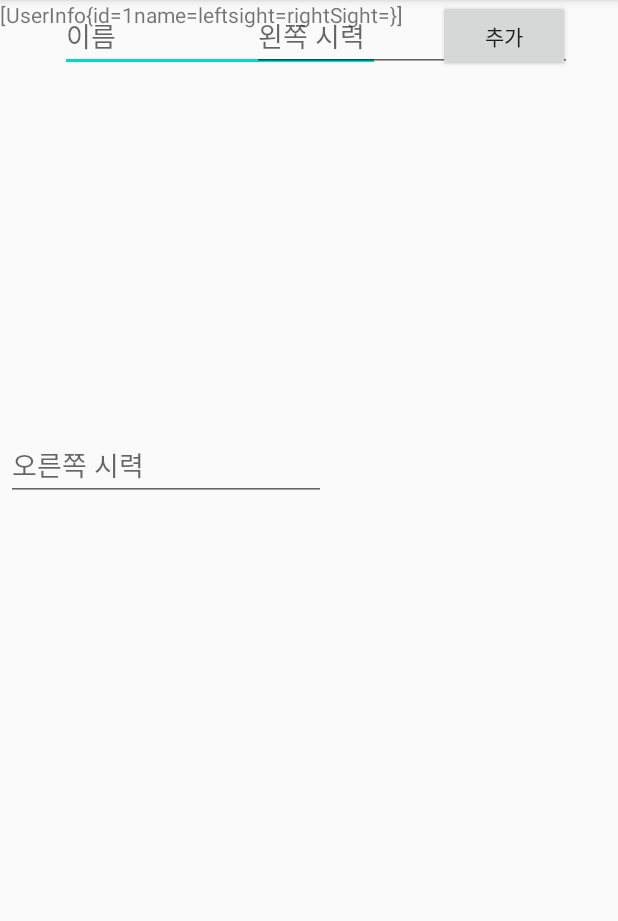
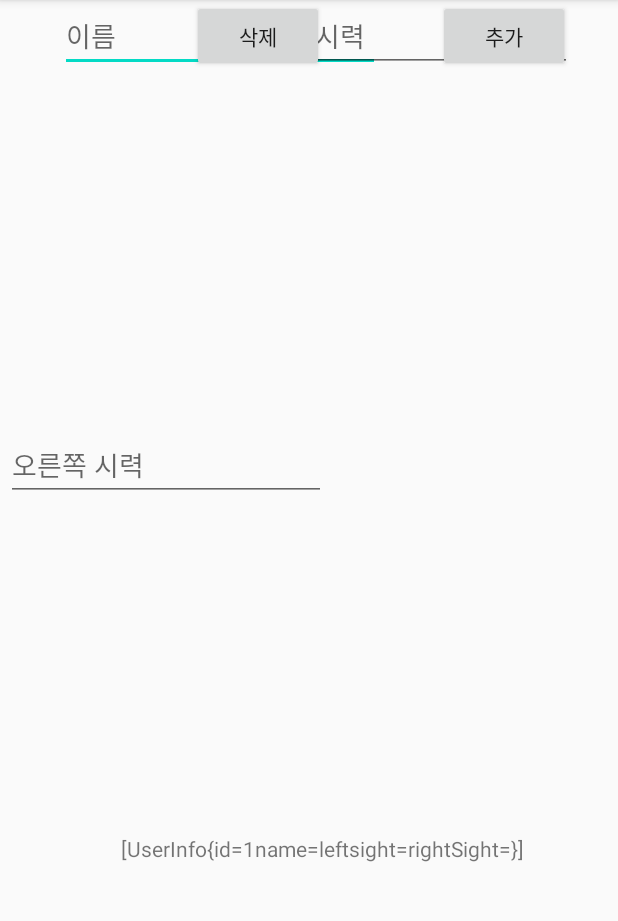
Before and after one commit to SeoeunPark/NUNU_oldver, an Android app: the fragment InitSetting shown on its own in the app's theme, after a tap on "추가", on a phone screen of 412 x 824 dp, the part 84-1005 px from its top. Run offline under Robolectric (Android 15) with nearby library versions, the phone set to English and light mode, and no system bars; our stand-ins replace Room's generated code.

Commit message:
#3 DB 연동 완료

```diff
--- a/app/build.gradle
+++ b/app/build.gradle
@@ -20,6 +20,10 @@ android {
             proguardFiles getDefaultProguardFile('proguard-android-optimize.txt'), 'proguard-rules.pro'
         }
     }
+    compileOptions {
+        sourceCompatibility JavaVersion.VERSION_1_8
+        targetCompatibility JavaVersion.VERSION_1_8
+    }
 }
 
 dependencies {
--- a/app/src/main/java/com/example/NUNU/AppDatabase.java
+++ b/app/src/main/java/com/example/NUNU/AppDatabase.java
@@ -3,9 +3,10 @@ package com.example.NUNU;
 import androidx.room.Database;
 import androidx.room.RoomDatabase;
 
-@Database(entities = {UserInfo.class}, version = 1,exportSchema = false)
+@Database(entities = {UserInfo.class}, version = 2, exportSchema = false)
 public abstract class AppDatabase extends RoomDatabase {
 
-    public abstract UserDao userInfo(); // Dao 인터페이스
+    //public abstract UserDao userInfo(); // Dao 인터페이스
 
+    public abstract UserDao UserDao();
 }
--- a/app/src/main/java/com/example/NUNU/InitSetting.java
+++ b/app/src/main/java/com/example/NUNU/InitSetting.java
@@ -1,6 +1,4 @@
 package com.example.NUNU;
-
-
 
 import android.content.Context;
 import android.os.Bundle;
@@ -38,6 +36,7 @@ public class InitSetting extends Fragment {
     private void initInfo(ViewGroup rootView){
         Context context = getContext();
         final AppDatabase db = Room.databaseBuilder(context,AppDatabase.class,"userinfo-db")
+                .fallbackToDestructiveMigration ()
                 .allowMainThreadQueries()
                 .build();
 
@@ -46,17 +45,26 @@ public class InitSetting extends Fragment {
         set_right = rootView.findViewById(R.id.set_right);
         show_data = rootView.findViewById(R.id.show_data);
 
-        show_data.setText(db.userInfo().getAll().toString());
+        show_data.setText(db.UserDao().getAll().toString());
 
         rootView.findViewById(R.id.add_button).setOnClickListener(new View.OnClickListener() {
             @Override
             public void onClick(View view) {
-                db.userInfo().insert(new UserInfo(set_name.getText().toString(),set_left.getText().toString(),set_right.getText().toString()));
-                String text = db.userInfo().getAll().toString();
+                db.UserDao().insert(new UserInfo(set_name.getText().toString(),set_left.getText().toString(),set_right.getText().toString()));
+                String text = db.UserDao().getAll().toString();
                 show_data.setText(text);
                 //mResultTextView.setText(db.todoDao().getAll().get(5).toString()); getAll().get(숫자) 하면 원하는 거 가져올 수 있음
             }
         });
+        rootView.findViewById(R.id.delete_button).setOnClickListener(new View.OnClickListener() {
+            @Override
+            public void onClick(View view) {
+                db.UserDao().deleteAll();
+                String text = db.UserDao().getAll().toString();
+                show_data.setText(text);
+            }
+        });
+
     }
 
 }
--- a/app/src/main/java/com/example/NUNU/UserDao.java
+++ b/app/src/main/java/com/example/NUNU/UserDao.java
@@ -1,5 +1,4 @@
 package com.example.NUNU;
-
 
 import androidx.room.Dao;
 import androidx.room.Delete;
@@ -15,14 +14,22 @@ public interface UserDao {
     @Query("SELECT * FROM UserInfo")
     List<UserInfo> getAll();
 
+    @Query("SELECT leftSight FROM UserInfo ORDER BY id DESC limit 1")
+    String getLeft();
+
+    @Query("SELECT rightSight FROM UserInfo ORDER BY id DESC limit 1")
+    String getRight();
+
+    @Query("SELECT username FROM UserInfo ORDER BY id DESC limit 1")
+    String getName();
     @Insert
-    void insert(UserInfo todo);
+    void insert(UserInfo userInfo);
 
     @Update
-    void update(UserInfo todo);
+    void update(UserInfo userInfo);
 
     @Delete
-    void delete(UserInfo todo);
+    void delete(UserInfo userInfo);
 
     @Query("DELETE FROM UserInfo")
     void deleteAll();
--- a/app/src/main/res/layout/fragment_init_setting.xml
+++ b/app/src/main/res/layout/fragment_init_setting.xml
@@ -55,12 +55,25 @@
         app:layout_constraintEnd_toEndOf="parent"
         tools:layout_editor_absoluteY="256dp" />
 
+    <Button
+        android:id="@+id/delete_button"
+        android:layout_width="wrap_content"
+        android:layout_height="wrap_content"
+        android:layout_marginEnd="196dp"
+        android:layout_marginRight="196dp"
+        android:text="삭제"
+        app:layout_constraintEnd_toEndOf="parent"
+        tools:layout_editor_absoluteY="304dp" />
+
     <TextView
         android:id="@+id/show_data"
         android:layout_width="315dp"
         android:layout_height="196dp"
+        android:layout_marginEnd="16dp"
+        android:layout_marginRight="16dp"
+        android:layout_marginBottom="16dp"
         android:text="TextView"
-        tools:layout_editor_absoluteX="40dp"
-        tools:layout_editor_absoluteY="339dp" />
+        app:layout_constraintBottom_toBottomOf="parent"
+        app:layout_constraintEnd_toEndOf="parent" />
 
 </androidx.constraintlayout.widget.ConstraintLayout>
```
Also changed, not shown: app/src/main/java/com/example/NUNU/User.java (+18 -30 lines), app/src/main/java/com/example/NUNU/UserInfo.java (+16 -25 lines).
